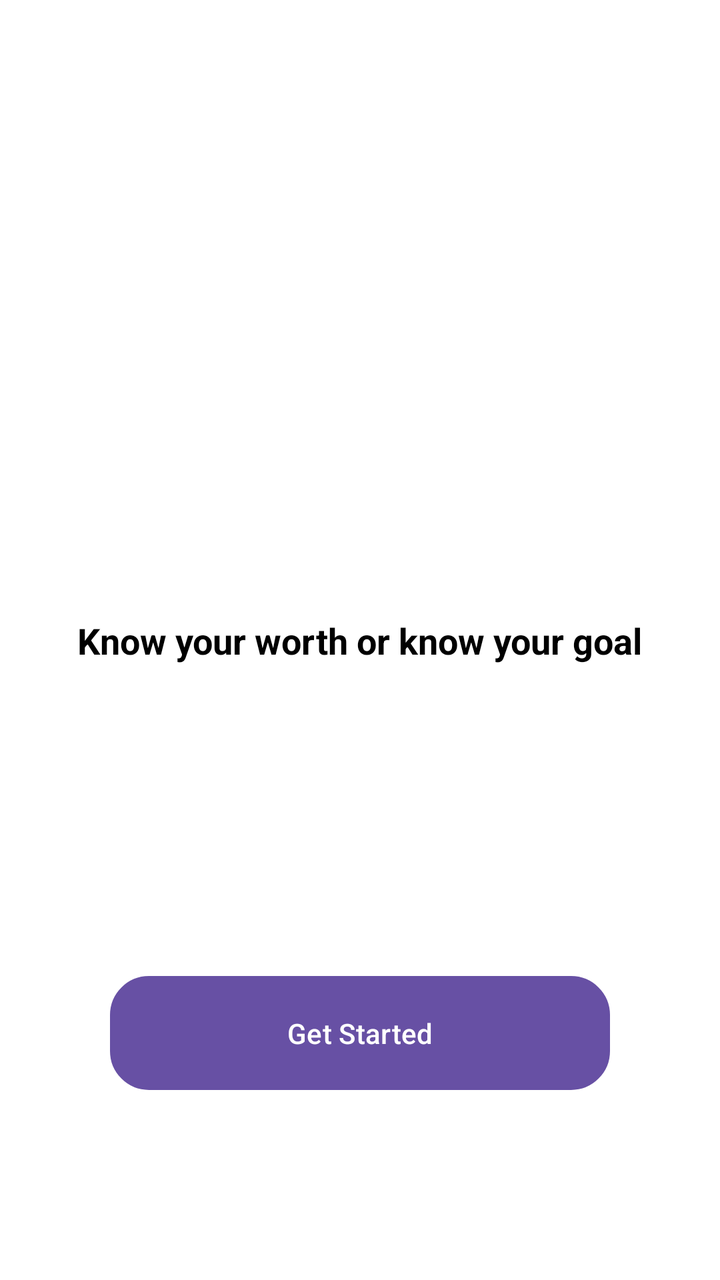
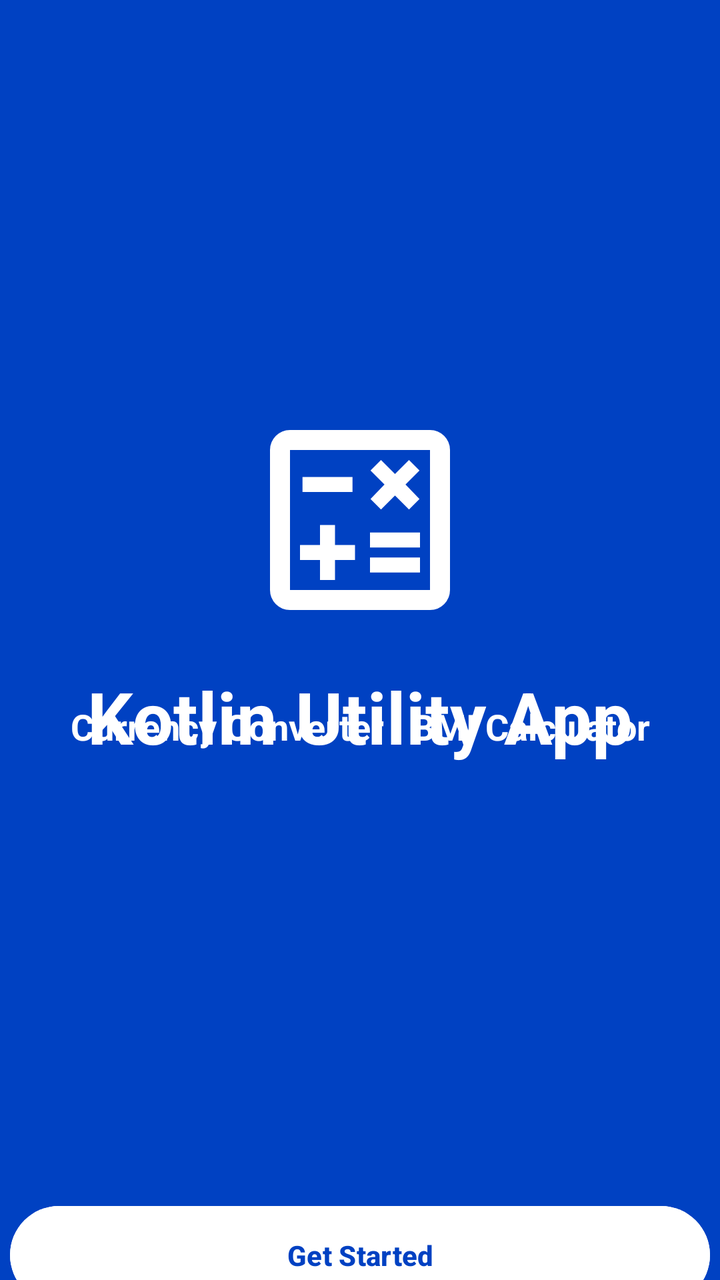

Compare the two renders of this Android layout. The source of the first and the diff that turns it into the second are given below.
<!-- AndroidManifest.xml: application theme Theme.Task_2 -->
<!-- res/layout/activity_main.xml -->
<?xml version="1.0" encoding="utf-8"?>
<androidx.constraintlayout.widget.ConstraintLayout xmlns:android="http://schemas.android.com/apk/res/android"
    xmlns:app="http://schemas.android.com/apk/res-auto"
    xmlns:tools="http://schemas.android.com/tools"
    android:id="@+id/main"
    android:layout_width="match_parent"
    android:layout_height="match_parent"
    tools:context=".MainActivity"
    android:background="@color/white">

    <TextView
        android:layout_width="wrap_content"
        android:layout_height="wrap_content"
        android:text="Know your worth or know your goal"
        android:textStyle="bold"
        android:textSize="18sp"
        android:textColor="@color/black"
        app:layout_constraintBottom_toBottomOf="parent"
        app:layout_constraintEnd_toEndOf="parent"
        app:layout_constraintStart_toStartOf="parent"
        app:layout_constraintTop_toTopOf="parent" />
    
    <Button
        android:id="@+id/Startbtn"
        android:layout_width="250dp"
        android:layout_height="57dp"
        android:text="Get Started"
        android:background="@drawable/btn_layout"
        android:layout_marginTop="488dp"
        android:clickable="true"
        app:layout_constraintStart_toStartOf="parent"
        app:layout_constraintEnd_toEndOf="parent"
        app:layout_constraintTop_toTopOf="parent"/>

</androidx.constraintlayout.widget.ConstraintLayout>
<!-- resources referenced by this layout -->
<resources>
  <color name="black">#FF000000</color>
  <color name="white">#FFFFFFFF</color>
  <!-- drawable btn_layout (drawable) -->
  <?xml version="1.0" encoding="utf-8"?>
  <shape xmlns:android="http://schemas.android.com/apk/res/android">
  
      <solid android:color="@color/blue"/>
  
      <stroke
          android:width="1dp"
          android:color="@color/blue" />
  
      <corners android:radius="19dp" />
  
  </shape>
  <style name="Theme.Task_2" parent="Base.Theme.Task_2" />
  <color name="blue">#82EEFD</color>
  <style name="Base.Theme.Task_2" parent="Theme.Material3.DayNight.NoActionBar">
          
          
      </style>
</resources>

<!-- the commit's change to res/layout/activity_main.xml (unified diff, before → after) -->
@@ -6,15 +6,37 @@
     android:layout_width="match_parent"
     android:layout_height="match_parent"
     tools:context=".MainActivity"
-    android:background="@color/white">
+    android:background="@color/Blue">
+
+    <ImageView
+        android:layout_width="120dp"
+        android:layout_height="120dp"
+        android:src="@drawable/calculatoricon"
+        app:layout_constraintTop_toTopOf="parent"
+        app:layout_constraintEnd_toEndOf="parent"
+        app:layout_constraintStart_toStartOf="parent"
+        android:layout_marginTop="200dp"/>
 
     <TextView
         android:layout_width="wrap_content"
         android:layout_height="wrap_content"
-        android:text="Know your worth or know your goal"
+        android:textStyle="bold"
+        android:text="Kotlin Utility App"
+        android:textColor="@color/white"
+        android:textSize="36dp"
+        app:layout_constraintStart_toStartOf="parent"
+        app:layout_constraintEnd_toEndOf="parent"
+        android:layout_marginTop="334dp"
+        app:layout_constraintTop_toTopOf="parent"/>
+
+    <TextView
+        android:layout_width="wrap_content"
+        android:layout_height="wrap_content"
+        android:text="Currency Converter . BMI Calculator"
         android:textStyle="bold"
         android:textSize="18sp"
-        android:textColor="@color/black"
+        android:textColor="@color/white"
+        android:layout_marginTop="86dp"
         app:layout_constraintBottom_toBottomOf="parent"
         app:layout_constraintEnd_toEndOf="parent"
         app:layout_constraintStart_toStartOf="parent"
@@ -22,12 +44,14 @@
     
     <Button
         android:id="@+id/Startbtn"
-        android:layout_width="250dp"
+        android:layout_width="350dp"
         android:layout_height="57dp"
         android:text="Get Started"
-        android:background="@drawable/btn_layout"
-        android:layout_marginTop="488dp"
+        android:textColor="@color/Blue"
+        android:textStyle="bold"
+        android:layout_marginTop="599dp"
         android:clickable="true"
+        android:backgroundTint="@color/white"
         app:layout_constraintStart_toStartOf="parent"
         app:layout_constraintEnd_toEndOf="parent"
         app:layout_constraintTop_toTopOf="parent"/>
<!-- resource entries referenced after the edit -->
@@ -1,22 +1,14 @@
 <!-- resources referenced by this layout -->
 <resources>
-  <color name="black">#FF000000</color>
+  <color name="Blue">#0041C2</color>
   <color name="white">#FFFFFFFF</color>
-  <!-- drawable btn_layout (drawable) -->
-  <?xml version="1.0" encoding="utf-8"?>
-  <shape xmlns:android="http://schemas.android.com/apk/res/android">
-  
-      <solid android:color="@color/blue"/>
-  
-      <stroke
-          android:width="1dp"
-          android:color="@color/blue" />
-  
-      <corners android:radius="19dp" />
-  
-  </shape>
+  <!-- drawable calculatoricon (drawable) -->
+  <vector xmlns:android="http://schemas.android.com/apk/res/android" android:height="24dp" android:tint="#FFFFFF" android:viewportHeight="960" android:viewportWidth="960" android:width="24dp">
+        
+      <path android:fillColor="@android:color/white" android:pathData="M320,720L380,720L380,640L460,640L460,580L380,580L380,500L320,500L320,580L240,580L240,640L320,640L320,720ZM520,690L720,690L720,630L520,630L520,690ZM520,590L720,590L720,530L520,530L520,590ZM564,438L620,382L676,438L718,396L662,338L718,282L676,240L620,296L564,240L522,282L578,338L522,396L564,438ZM250,368L450,368L450,308L250,308L250,368ZM200,840Q167,840 143.5,816.5Q120,793 120,760L120,200Q120,167 143.5,143.5Q167,120 200,120L760,120Q793,120 816.5,143.5Q840,167 840,200L840,760Q840,793 816.5,816.5Q793,840 760,840L200,840ZM200,760L760,760Q760,760 760,760Q760,760 760,760L760,200Q760,200 760,200Q760,200 760,200L200,200Q200,200 200,200Q200,200 200,200L200,760Q200,760 200,760Q200,760 200,760ZM200,200L200,200Q200,200 200,200Q200,200 200,200L200,760Q200,760 200,760Q200,760 200,760L200,760Q200,760 200,760Q200,760 200,760L200,200Q200,200 200,200Q200,200 200,200Z"/>
+      
+  </vector>
   <style name="Theme.Task_2" parent="Base.Theme.Task_2" />
-  <color name="blue">#82EEFD</color>
   <style name="Base.Theme.Task_2" parent="Theme.Material3.DayNight.NoActionBar">
           
           
